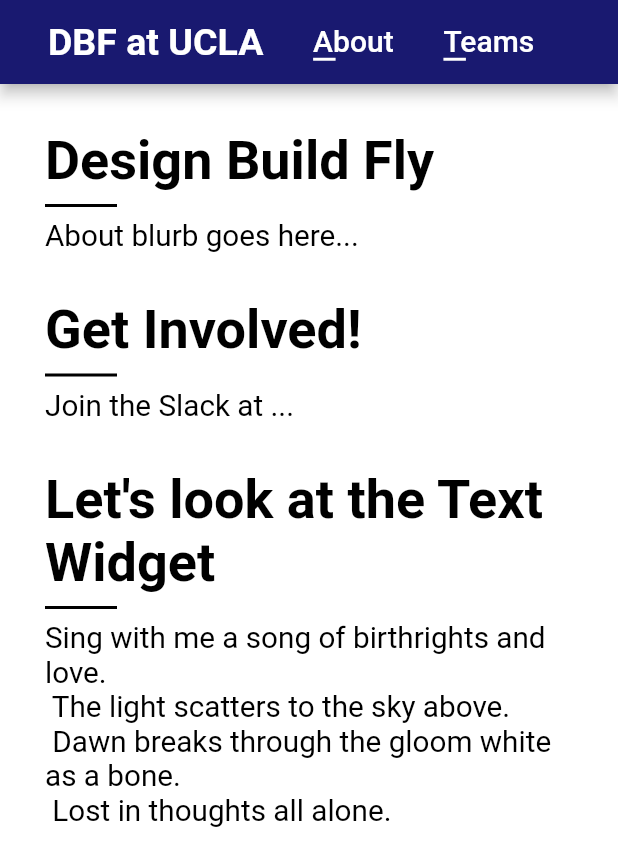
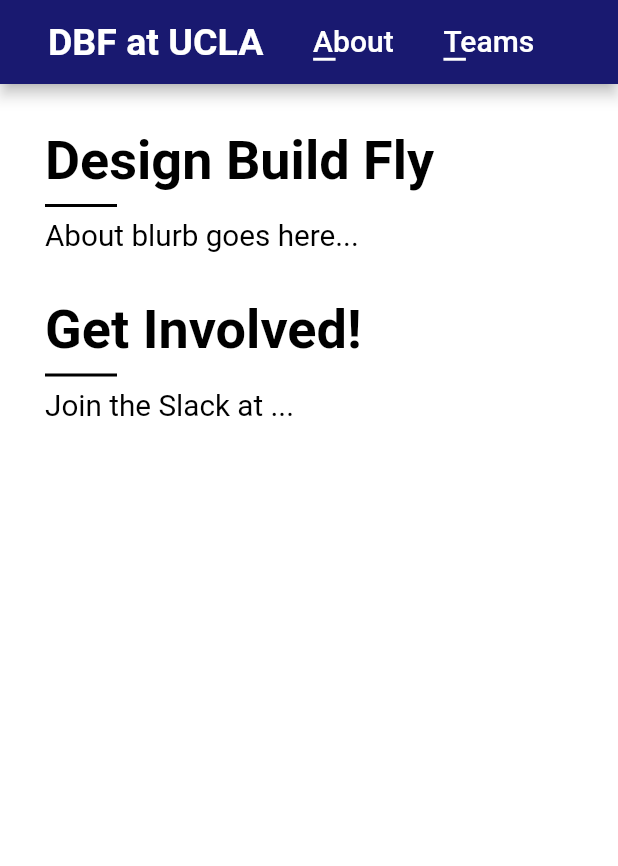
Before and after one commit to DBFatUCLA/DBFatUCLA1, a Flutter app: the DBFAboutPage screen opened by its route, on a phone screen of 412 x 824 dp. Shown: the top 866 px of the screen. Run offline on Flutter 3.47's test engine with Material 2 defaults, Android fonts, the phone set to English and light mode, and no system bars; Roboto replaces fonts that are missing (Montserrat).

Commit message:
Removed About Page's testing section.

```diff
--- a/lib/DBFAboutPage.dart
+++ b/lib/DBFAboutPage.dart
@@ -55,7 +55,6 @@ class DBFAboutPage extends StatelessWidget
           children: <Widget> [
             _compose_text('Design Build Fly', 'About blurb goes here...'),
             _compose_text('Get Involved!', 'Join the Slack at ...'),
-            _compose_text('Let\'s look at the Text Widget', 'Sing with me a song of birthrights and love. \n The light scatters to the sky above. \n Dawn breaks through the gloom white as a bone. \n Lost in thoughts all alone.')
           ]
         )
       )
```
